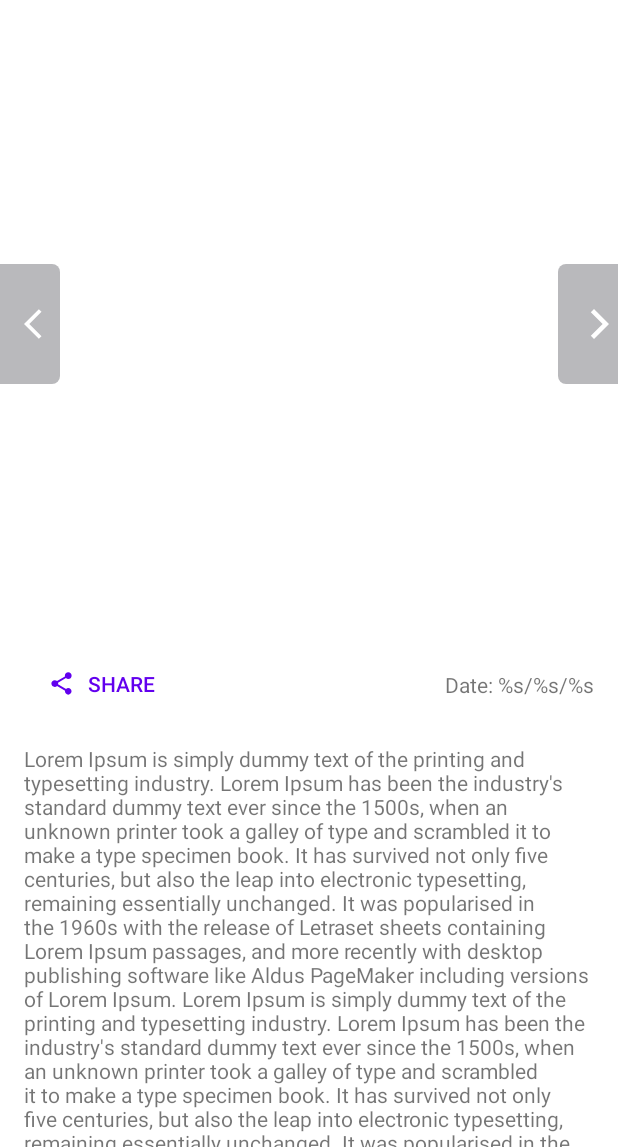
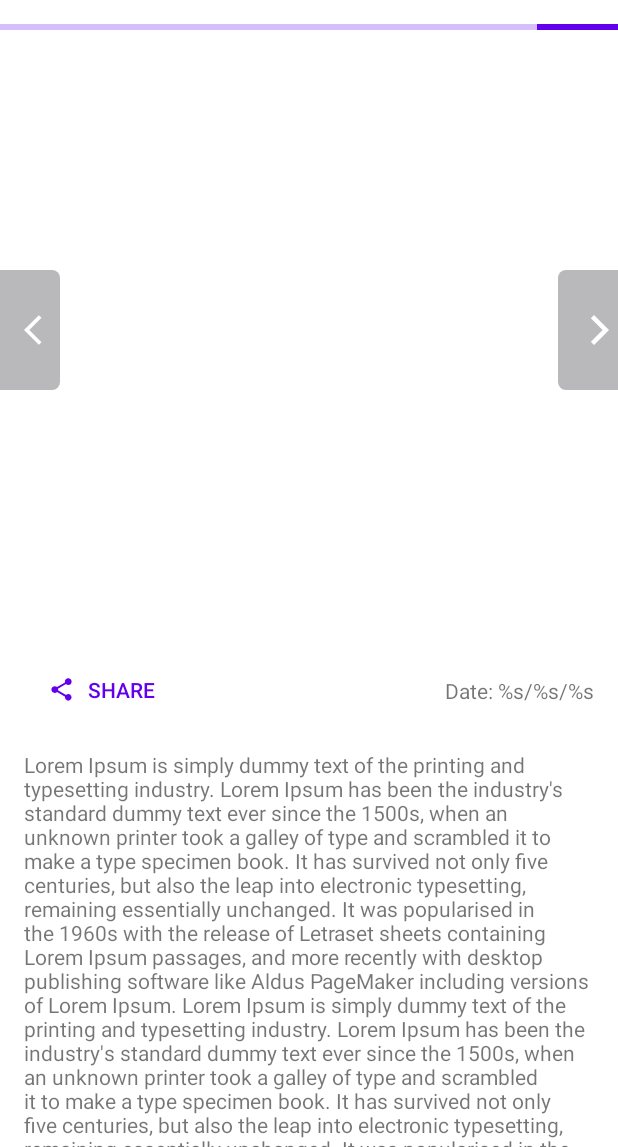
Before and after one commit to frl-sh/Shorcut, an Android app: the layout screen_comic_browser.xml on its own in the app's theme, with its tools: preview values and no code run, on a phone screen of 412 x 824 dp, the part 89-1236 px from its top. Run offline under Robolectric (Android 15) with nearby library versions, the light colour scheme and no system bars.

Commit message:
Add retry, and some enhancement on loading

```diff
--- a/app/src/main/java/sharif/feryal/shortcut/task/core/models/DataStatus.kt
+++ b/app/src/main/java/sharif/feryal/shortcut/task/core/models/DataStatus.kt
@@ -6,7 +6,8 @@ sealed class LoadableData<out T> {
     data class Loaded<T>(val data: T): LoadableData<T>()
 }
 
-data class Failure(val throwable: Throwable)
+data class Failure(val throwable: Throwable, val retry: Retry? = null)
+data class Retry(val comicNumber: Int?)
 
 sealed class ComicRequest {
     data class Next(val nextNumber: Int): ComicRequest()
--- a/app/src/main/res/layout/screen_comic_browser.xml
+++ b/app/src/main/res/layout/screen_comic_browser.xml
@@ -27,15 +27,30 @@
             app:layout_constraintTop_toTopOf="parent"
             tools:text="ComiC Title" />
 
+        <com.google.android.material.progressindicator.LinearProgressIndicator
+            android:id="@+id/comicLoading"
+            android:layout_width="0dp"
+            android:layout_height="2dp"
+            android:indeterminateTint="@color/design_default_color_primary"
+            android:visibility="gone"
+            android:indeterminate="true"
+            android:layout_marginTop="@dimen/default_margin"
+            app:indeterminateAnimationType="disjoint"
+            app:layout_constraintEnd_toEndOf="parent"
+            app:layout_constraintStart_toStartOf="parent"
+            app:layout_constraintTop_toBottomOf="@id/comicTitle"
+            tools:visibility="visible" />
+
         <ImageView
             android:id="@+id/comicImage"
             android:layout_width="0dp"
             android:layout_height="@dimen/comic_image_height"
-            android:layout_marginTop="@dimen/default_margin"
             android:scaleType="fitCenter"
             app:layout_constraintEnd_toEndOf="parent"
+            android:padding="@dimen/default_half_margin"
+            android:foreground="?selectableItemBackground"
             app:layout_constraintStart_toStartOf="parent"
-            app:layout_constraintTop_toBottomOf="@id/comicTitle" />
+            app:layout_constraintTop_toBottomOf="@id/comicLoading" />
 
         <com.google.android.material.button.MaterialButton
             android:id="@+id/prevComicButton"
@@ -62,18 +77,6 @@
             app:layout_constraintBottom_toBottomOf="@id/comicImage"
             app:layout_constraintEnd_toEndOf="parent"
             app:layout_constraintTop_toTopOf="@id/comicImage" />
-
-        <ProgressBar
-            android:id="@+id/comicLoading"
-            android:layout_width="wrap_content"
-            android:layout_height="wrap_content"
-            android:indeterminateTint="@color/design_default_color_primary"
-            android:visibility="gone"
-            app:layout_constraintBottom_toBottomOf="@id/comicImage"
-            app:layout_constraintEnd_toEndOf="@id/comicImage"
-            app:layout_constraintStart_toStartOf="@id/comicImage"
-            app:layout_constraintTop_toTopOf="@id/comicImage"
-            tools:visibility="visible" />
 
         <com.google.android.material.button.MaterialButton
             android:id="@+id/comicShareButton"
--- a/app/src/main/res/values/dimens.xml
+++ b/app/src/main/res/values/dimens.xml
@@ -8,4 +8,5 @@
     <dimen name="comic_button_height">80dp</dimen>
     <dimen name="default_radius">5dp</dimen>
     <dimen name="screen_bottom_margin">24dp</dimen>
+    <dimen name="default_half_margin">8dp</dimen>
 </resources>
--- a/app/src/main/res/values/strings.xml
+++ b/app/src/main/res/values/strings.xml
@@ -5,4 +5,5 @@
     <string name="comic_website_url">https://xkcd.com/%d/</string>
     <string name="intent_failure_message">There is no app to open this url</string>
     <string name="share">Share</string>
+    <string name="retry">Retry</string>
 </resources>
```
Also changed, not shown: app/src/main/java/sharif/feryal/shortcut/task/presentation/view/ComicBrowserScreen.kt (+14 -7 lines), app/src/main/java/sharif/feryal/shortcut/task/presentation/viewmodel/ComicBrowserViewModel.kt (+6 -6 lines), 1 other file.
